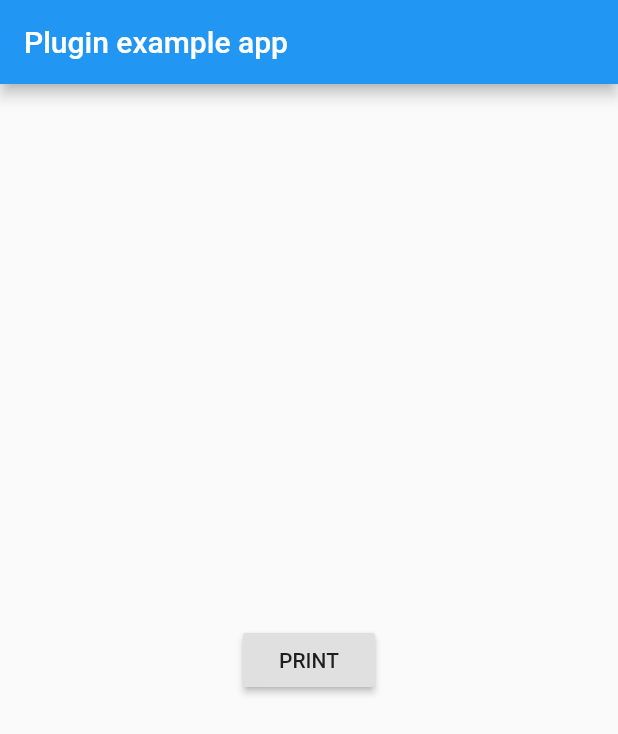
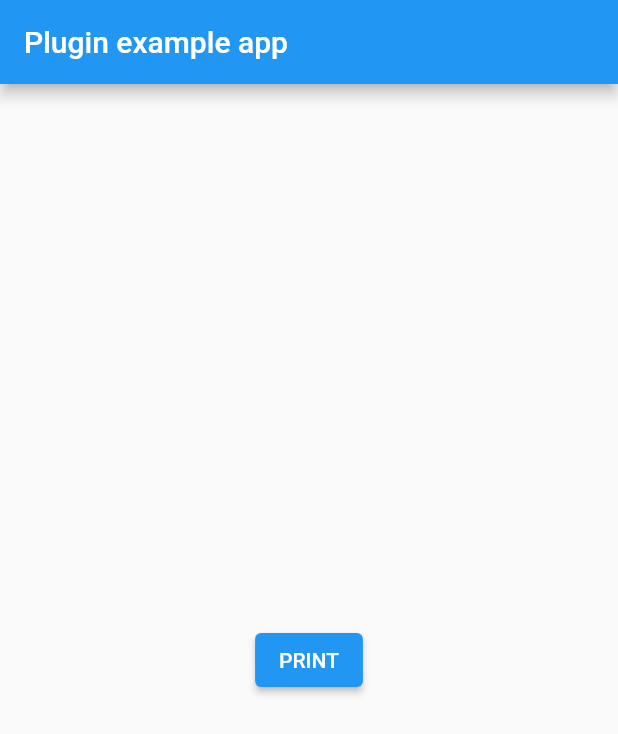
Before and after one commit to kechankrisna/flutter_esc_printer, a Flutter app: the screen it shows after launch, after a tap on "PRINT", on a phone screen of 412 x 824 dp. Shown: the top 734 px of the screen. Run offline on Flutter 3.47's test engine with Material 2 defaults, Android fonts, the phone set to English and light mode, and no system bars; our stand-ins replace flutter_bluetooth_serial; missing offline and left inert: esc_pos_utils.

Commit message:
nullable implemented

```diff
--- a/example/lib/main.dart
+++ b/example/lib/main.dart
@@ -16,45 +16,49 @@ class _MyAppState extends State<MyApp> {
     super.initState();
   }
 
-  Future<Ticket> testTicket(PaperSize paper) async {
-    final Ticket ticket = Ticket(paper);
+  Future<List<int>> testTicket(PaperSize paper) async {
+    List<int> bytes = [];
+    final profile = await CapabilityProfile.load();
+    final Generator generator = Generator(paper, profile);
 
-    ticket.text(
+    bytes += generator.text(
         'Regular: aA bB cC dD eE fF gG hH iI jJ kK lL mM nN oO pP qQ rR sS tT uU vV wW xX yY zZ');
-    ticket.text('Special 1: àÀ èÈ éÉ ûÛ üÜ çÇ ôÔ',
-        styles: PosStyles(codeTable: PosCodeTable.westEur));
-    ticket.text('Special 2: blåbærgrød',
-        styles: PosStyles(codeTable: PosCodeTable.westEur));
+    bytes += generator.text('Special 1: àÀ èÈ éÉ ûÛ üÜ çÇ ôÔ',
+        styles: PosStyles.defaults());
+    bytes +=
+        generator.text('Special 2: blåbærgrød', styles: PosStyles.defaults());
 
-    ticket.text('Bold text', styles: PosStyles(bold: true));
-    ticket.text('Reverse text', styles: PosStyles(reverse: true));
-    ticket.text('Underlined text',
+    bytes += generator.text('Bold text', styles: PosStyles(bold: true));
+    bytes += generator.text('Reverse text', styles: PosStyles(reverse: true));
+    bytes += generator.text('Underlined text',
         styles: PosStyles(underline: true), linesAfter: 1);
-    ticket.text('Align left', styles: PosStyles(align: PosAlign.left));
-    ticket.text('Align center', styles: PosStyles(align: PosAlign.center));
-    ticket.text('Align right',
+    bytes +=
+        generator.text('Align left', styles: PosStyles(align: PosAlign.left));
+    bytes += generator.text('Align center',
+        styles: PosStyles(align: PosAlign.center));
+    bytes += generator.text('Align right',
         styles: PosStyles(align: PosAlign.right), linesAfter: 1);
 
-    ticket.feed(2);
+    bytes += generator.feed(2);
 
-    ticket.cut();
-    return ticket;
+    bytes += generator.cut();
+    return bytes;
   }
 
   _testPrint() async {
     const PaperSize paper = PaperSize.mm80;
     String address = "DC:0D:30:8A:B7:56"; // 192.168.10.10
-    if(address.isIpAddress){
+    if (address.isIpAddress) {
       //print vai ip address
       _printerNetworkManager.selectPrinter(address);
-      final res = await _printerNetworkManager.printTicket(await testTicket(paper));
-
-    }else if(address.isMacAddress) {
+      final res = await _printerNetworkManager.printTicket(
+          bytes: await testTicket(paper));
+    } else if (address.isMacAddress) {
       //print vai mac address
       _printerBluetoothManager.selectPrinter(address);
-      final res = await _printerBluetoothManager.printTicket(await testTicket(paper));
-
-    }else{
+      final res = await _printerBluetoothManager.printTicket(
+          bytes: await testTicket(paper));
+    } else {
       //print("Error :e");
     }
   }
@@ -67,9 +71,11 @@ class _MyAppState extends State<MyApp> {
           title: const Text('Plugin example app'),
         ),
         body: Center(
-          child: RaisedButton(onPressed: () {
-            _testPrint();
-          }, child: Text("PRINT")),
+          child: ElevatedButton(
+              onPressed: () {
+                _testPrint();
+              },
+              child: Text("PRINT")),
         ),
       ),
     );
--- a/lib/src/printer_bluetooth_manager.dart
+++ b/lib/src/printer_bluetooth_manager.dart
@@ -1,7 +1,5 @@
 import 'dart:async';
-import 'dart:io';
 import 'dart:typed_data';
-import 'package:esc_pos_utils/esc_pos_utils.dart';
 import 'package:flutter_bluetooth_serial/flutter_bluetooth_serial.dart';
 import './enums.dart';
 
@@ -26,27 +24,27 @@ class PrinterBluetoothManager {
     _port = port;
   }
 
-  Future<PosPrintResult> printTicket(Ticket ticket,
-      {int chunkSizeBytes = 50,
+  Future<PosPrintResult> printTicket(
+      {List<int> bytes : const [], int chunkSizeBytes = 50,
       int queueSleepTimeMs = 1,
       bool seperated: true}) async {
     if (_host == null || _port == null) {
       return Future<PosPrintResult>.value(PosPrintResult.printerNotSelected);
-    } else if (ticket == null || ticket.bytes.isEmpty) {
+    } else if (bytes.isEmpty) {
       return Future<PosPrintResult>.value(PosPrintResult.ticketEmpty);
     }
     //print code
-    // print(Uint8List.fromList(ticket.bytes));
+    // print(Uint8List.fromList(bytes));
     final List<List<int>> chunks = [];
-    final len = ticket.bytes.length;
+    final len = bytes.length;
     if (seperated) {
       //check if total length is lower than chunkSize
-      if (ticket.bytes.length <= chunkSizeBytes) {
-        chunks.add(ticket.bytes);
+      if (bytes.length <= chunkSizeBytes) {
+        chunks.add(bytes);
       } else {
         for (var i = 0; i < len; i += chunkSizeBytes) {
           final end = (i + chunkSizeBytes < len) ? i + chunkSizeBytes : len;
-          chunks.add(ticket.bytes.sublist(i, end));
+          chunks.add(bytes.sublist(i, end));
         }
       }
 
@@ -105,7 +103,7 @@ class PrinterBluetoothManager {
               PosPrintResult.printerNotSelected);
         print("connection is connected");
 
-        connection.output.add(Uint8List.fromList(ticket.bytes));
+        connection.output.add(Uint8List.fromList(bytes));
         await connection.output.allSent;
         await Future.delayed(_timeout)
             .then((t) => true)
```
Also changed, not shown: lib/src/printer_network_manager.dart (+9 -8 lines), pubspec.yaml (+9 -3 lines), example/pubspec.lock, pubspec.lock, 1 other file.
